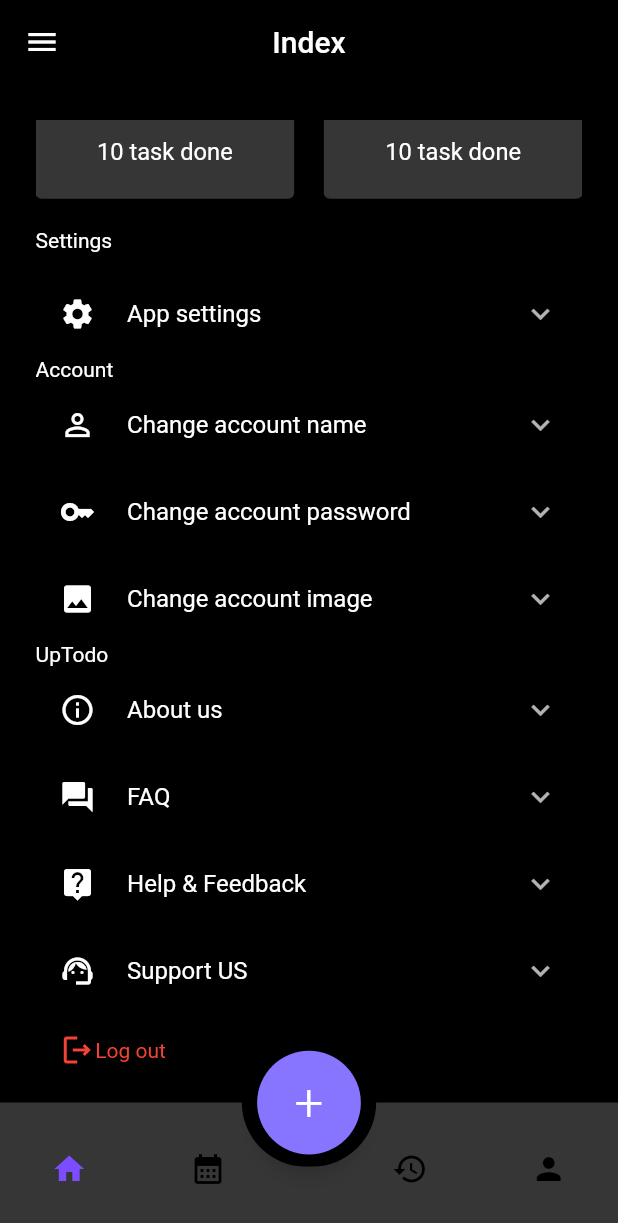
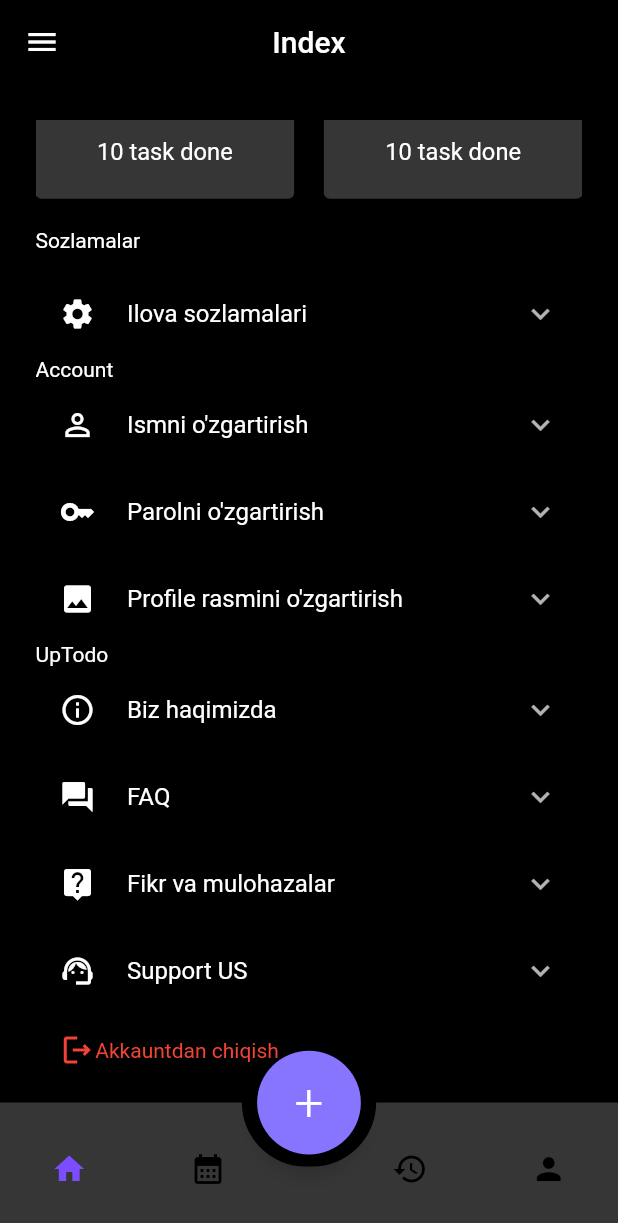
Before and after one commit to ahadjonovss/UpToDo, a Flutter app: the screen it shows after launch, item 4 of the bottom bar chosen, scrolled down 171 dp, on a phone screen of 412 x 824 dp. Shown: the top 1223 px of the screen. Run offline on Flutter 3.47's test engine with Material 2 defaults, Android fonts, the phone set to English and light mode, and no system bars; drawn by our look-alikes of animated_bottom_navigation_bar; our stand-ins replace calendar_date_picker2, easy_localization, flutter_screenutil, flutter_svg, lottie, shared_preferences and 1 more; accounts and stored records are empty; network calls fail.

Commit message:
Changing language

```diff
--- a/lib/pages/home/account_page.dart
+++ b/lib/pages/home/account_page.dart
@@ -1,5 +1,7 @@
+import 'package:easy_localization/easy_localization.dart';
 import 'package:flutter/material.dart';
 import 'package:flutter_screenutil/flutter_screenutil.dart';
+import 'package:shared_preferences/shared_preferences.dart';
 import 'package:up_todo/local_data/shared_preference.dart';
 import 'package:up_todo/routes/routes.dart';
 import 'package:up_todo/utils/colors.dart';
@@ -30,7 +32,7 @@ class _AccountPageState extends State<AccountPage> {
             child: Column(
               crossAxisAlignment: CrossAxisAlignment.center,
               children: [
-                Text("Profile",style: TextStyle(fontSize: 20.sp),),
+                Text("Profile".tr(),style: TextStyle(fontSize: 20.sp),),
                 SizedBox(height: 12.h,),
                 CircleAvatar(
                   backgroundImage: NetworkImage("https://picsum.photos/seed/picsum/200/300"),
@@ -50,7 +52,7 @@ class _AccountPageState extends State<AccountPage> {
                         color: MyColors.C_363636,
                       ),
                       child: Center(
-                        child: Text("10 task done",style: TextStyle(fontSize: 16.sp),),
+                        child: Text("10 task done".tr(),style: TextStyle(fontSize: 16.sp),),
                       ),
 
                     ),
@@ -62,7 +64,7 @@ class _AccountPageState extends State<AccountPage> {
                         color: MyColors.C_363636,
                       ),
                       child: Center(
-                        child: Text("10 task done",style: TextStyle(fontSize: 16.sp),),
+                        child: Text("10 task done".tr(),style: TextStyle(fontSize: 16.sp),),
                       ),
 
                     ),
@@ -72,36 +74,36 @@ class _AccountPageState extends State<AccountPage> {
                 Column(
                   crossAxisAlignment: CrossAxisAlignment.start,
                   children: [
-                    Text("Settings",textAlign: TextAlign.start,),
+                    Text("Settings".tr(),textAlign: TextAlign.start,),
                     SizedBox(height: 12.h,),
                     ExpansionTile(
                       title: Row(
                         children: [
                           Icon(Icons.settings,color: Colors.white,),
                           SizedBox(width: 20.w,),
-                          Text("App settings")
+                          Text("App settings".tr())
                         ],
                       ),
                       children: [
-                        Text("No settings"),
+                        Text("No settings".tr()),
                         SizedBox(height: 20.h,),
                       ],
                     ),
-                    Text("Account",textAlign: TextAlign.start,),
+                    Text("Account".tr(),textAlign: TextAlign.start,),
                     ExpansionTile(
                       title: Row(
                         children: [
                           Icon(Icons.person_outline,color: Colors.white,),
                           SizedBox(width: 20.w,),
-                          const Text("Change account name")
+                           Text("Change account name".tr())
                         ],
                       ),
                       children: [
-                        const Text("Change account name"),
+                         Text("Change account name".tr()),
                         const Divider(color: Colors.white,),
                         Container(
-                          margin: EdgeInsets.all(12).r,
-                          padding: EdgeInsets.all(4).r,
+                          margin: const EdgeInsets.all(12).r,
+                          padding: const EdgeInsets.all(4).r,
                           height: 48.h,
                           width: 288.w,
                           decoration: BoxDecoration(
@@ -112,9 +114,9 @@ class _AccountPageState extends State<AccountPage> {
                           child:  Center(
                             child: TextField(
                               controller: ctrl_name,
-                              decoration: const InputDecoration(
+                              decoration:  InputDecoration(
                                 border: InputBorder.none,
-                                hintText: "Enter your name"
+                                hintText: "Enter your name".tr()
                               ),
                             ),
                           ),
@@ -125,12 +127,12 @@ class _AccountPageState extends State<AccountPage> {
                           children: [
                             TextButton(onPressed: (){
                               Navigator.pushNamed(context, RouteName.account);
-                            }, child: Text("Cancel")),
+                            }, child: Text("Cancel".tr())),
                             TextButton(onPressed: () async {
                               await StorageRepository.saveString('name', ctrl_name.text);
                               ctrl_name.text='';
                               Navigator.pushNamed(context, RouteName.account);
-                            }, child: Text("Save"))
+                            }, child: Text("Save".tr()))
                           ],
                         )
                       ],
@@ -140,12 +142,12 @@ class _AccountPageState extends State<AccountPage> {
                         children: [
                           const Icon(Icons.key,color: Colors.white,),
                           SizedBox(width: 20.w,),
-                          const Text("Change account password")
+                           Text("Change account password".tr())
                         ],
                       ),
                       children: [
                         SizedBox(height: 20.w,),
-                        const Text("Change account password"),
+                         Text("Change account password".tr()),
                         const Divider(color: Colors.white,),
                         Container(
                           margin: const EdgeInsets.all(12).r,
@@ -160,9 +162,9 @@ class _AccountPageState extends State<AccountPage> {
                           child:  Center(
                             child: TextField(
                               controller: ctrl_oldpsw,
-                              decoration: const InputDecoration(
+                              decoration:  InputDecoration(
                                   border: InputBorder.none,
-                                  hintText: "Enter your old password"
+                                  hintText: "Enter your old password".tr()
                               ),
                             ),
                           ),
@@ -182,9 +184,9 @@ class _AccountPageState extends State<AccountPage> {
                           child:  Center(
                             child: TextField(
                               controller: ctrl_newpsw,
-                              decoration: const InputDecoration(
+                              decoration:  InputDecoration(
                                   border: InputBorder.none,
-                                  hintText: "Enter your new password"
+                                  hintText: "Enter your new password".tr()
                               ),
                             ),
                           ),
@@ -195,14 +197,17 @@ class _AccountPageState extends State<AccountPage> {
                           children: [
                             TextButton(onPressed: (){
                               Navigator.pushNamed(context, RouteName.account);
-                            }, child: Text("Cancel")),
+                            }, child: Text("Cancel".tr())),
                             TextButton(onPressed: () async {
                               if(ctrl_oldpsw.text==StorageRepository.getString('password')){
                                 await StorageRepository.saveString('password', ctrl_newpsw.text);
                                 Navigator.pop(context);
                                 Navigator.pushNamed(context, RouteName.account);
                               }
-                            }, child: Text("Save"))
+                              else{
+                                ScaffoldMessenger.of(context).showSnackBar(SnackBar(content: Text("Invalid password!".tr(),style: TextStyle(color: Colors.red),)));
+                              }
+                            }, child: Text("Save".tr()))
                           ],
                         )
                       ],
@@ -212,17 +217,17 @@ class _AccountPageState extends State<AccountPage> {
                         children: [
                           Icon(Icons.image,color: Colors.white,),
                           SizedBox(width: 20.w,),
-                          Text("Change account image")
+                          Text("Change account image".tr())
                         ],
                       ),
                     ),
-                    Text("UpTodo",textAlign: TextAlign.start,),
+                    Text("UpTodo".tr(),textAlign: TextAlign.start,),
                     ExpansionTile(
                       title: Row(
                         children: [
                           Icon(Icons.info_outline,color: Colors.white,),
                           SizedBox(width: 20.w,),
-                          Text("About us")
+                          Text("About us".tr())
                         ],
                       ),
                     ),
@@ -231,7 +236,7 @@ class _AccountPageState extends State<AccountPage> {
                         children: [
                           Icon(Icons.question_answer,color: Colors.white,),
                           SizedBox(width: 20.w,),
-                          Text("FAQ")
+                          Text("FAQ".tr())
                         ],
                       ),
                     ),
@@ -240,7 +245,7 @@ class _AccountPageState extends State<AccountPage> {
                         children: [
                           Icon(Icons.live_help,color: Colors.white,),
                           SizedBox(width: 20.w,),
-                          Text("Help & Feedback")
+                          Text("Help & Feedback".tr())
                         ],
                       ),
                     ),
@@ -249,19 +254,22 @@ class _AccountPageState extends State<AccountPage> {
                         children: [
                           Icon(Icons.support_agent,color: Colors.white,),
                           SizedBox(width: 20.w,),
-                          Text("Support US")
+                          Text("Support US".tr())
                         ],
                       ),
                     ),
                     SizedBox(height: 12.h,),
                     InkWell(
-                      onTap: (){},
+                      onTap: (){
+                        StorageRepository.saveBool('login', false);
+                        Navigator.pushNamedAndRemoveUntil(context, RouteName.splash, (route) => false);
+                      },
                       child: Container(
                         margin: const EdgeInsets.only(left: 16).r,
                         child: Row(
-                          children: const [
+                          children:  [
                             Icon(Icons.logout_outlined,color: Colors.red,),
-                            Text("Log out",style: TextStyle(color: Colors.red),)
+                            Text("Log out".tr(),style: TextStyle(color: Colors.red),)
                           ],
                         ),
                       ),
--- a/pubspec.yaml
+++ b/pubspec.yaml
@@ -44,6 +44,7 @@ dependencies:
   sqflite: ^2.2.0+2
   flutter_svg: ^1.1.6
   shared_preferences: ^2.0.15
+  easy_localization: ^3.0.1
 
 dev_dependencies:
   flutter_test:
@@ -73,6 +74,7 @@ flutter:
     - assets/images/svg_images/
     - assets/lotties/
     - assets/icons/
+    - assets/translations/
 
   # An image asset can refer to one or more resolution-specific "variants", see
   # https://flutter.dev/assets-and-images/#resolution-aware
```
Also changed, not shown: assets/translations/uz-UZ.json (added, +42 -0 lines), lib/main.dart (+15 -2 lines), lib/pages/home/home_page.dart (+7 -6 lines), lib/pages/home/main_page.dart (+6 -5 lines), pubspec.lock.
